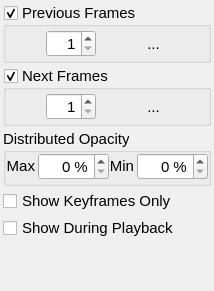
Above: app/ui/onionskin.ui from pencil2d/pencil before the change. Below: the same form after it.
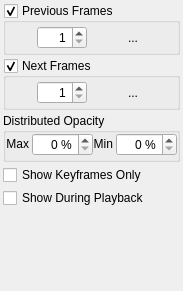
That is the form after the change. Icons and pictures are not drawn.

Commit message:
Remove setting font specifically on widgets
instead use qstylesheet and it might work better.

Diff of the .ui file:
```diff
--- a/app/ui/onionskin.ui
+++ b/app/ui/onionskin.ui
@@ -16,11 +16,6 @@
     <height>122</height>
    </size>
   </property>
-  <property name="font">
-   <font>
-    <pointsize>11</pointsize>
-   </font>
-  </property>
   <property name="floating">
    <bool>false</bool>
   </property>
@@ -34,11 +29,6 @@
      <verstretch>0</verstretch>
     </sizepolicy>
    </property>
-   <property name="font">
-    <font>
-     <pointsize>11</pointsize>
-    </font>
-   </property>
    <layout class="QVBoxLayout" name="verticalLayout">
     <property name="spacing">
      <number>0</number>
@@ -117,11 +107,6 @@
         </property>
         <item>
          <widget class="QGroupBox" name="prevFramesGroup">
-          <property name="font">
-           <font>
-            <pointsize>11</pointsize>
-           </font>
-          </property>
           <property name="title">
            <string>Previous Frames</string>
           </property>
@@ -206,11 +191,6 @@
         </item>
         <item>
          <widget class="QGroupBox" name="nextFramesGroup">
-          <property name="font">
-           <font>
-            <pointsize>11</pointsize>
-           </font>
-          </property>
           <property name="title">
            <string>Next Frames</string>
           </property>
@@ -307,11 +287,6 @@
         </item>
         <item>
          <widget class="QGroupBox" name="opacityGroup">
-          <property name="font">
-           <font>
-            <pointsize>11</pointsize>
-           </font>
-          </property>
           <property name="title">
            <string>Distributed Opacity</string>
           </property>
@@ -357,11 +332,6 @@
                   <verstretch>0</verstretch>
                  </sizepolicy>
                 </property>
-                <property name="font">
-                 <font>
-                  <pointsize>11</pointsize>
-                 </font>
-                </property>
                 <property name="text">
                  <string>Max</string>
                 </property>
@@ -427,11 +397,6 @@
                   <verstretch>0</verstretch>
                  </sizepolicy>
                 </property>
-                <property name="font">
-                 <font>
-                  <pointsize>11</pointsize>
-                 </font>
-                </property>
                 <property name="text">
                  <string>Min</string>
                 </property>
@@ -481,11 +446,6 @@
           </property>
           <item>
            <widget class="QCheckBox" name="onionSkinMode">
-            <property name="font">
-             <font>
-              <pointsize>11</pointsize>
-             </font>
-            </property>
             <property name="text">
              <string>Show Keyframes Only</string>
             </property>
@@ -493,11 +453,6 @@
           </item>
           <item>
            <widget class="QCheckBox" name="onionWhilePlayback">
-            <property name="font">
-             <font>
-              <pointsize>11</pointsize>
-             </font>
-            </property>
             <property name="text">
              <string>Show During Playback</string>
             </property>
```
The commit also changes 8 other files.
